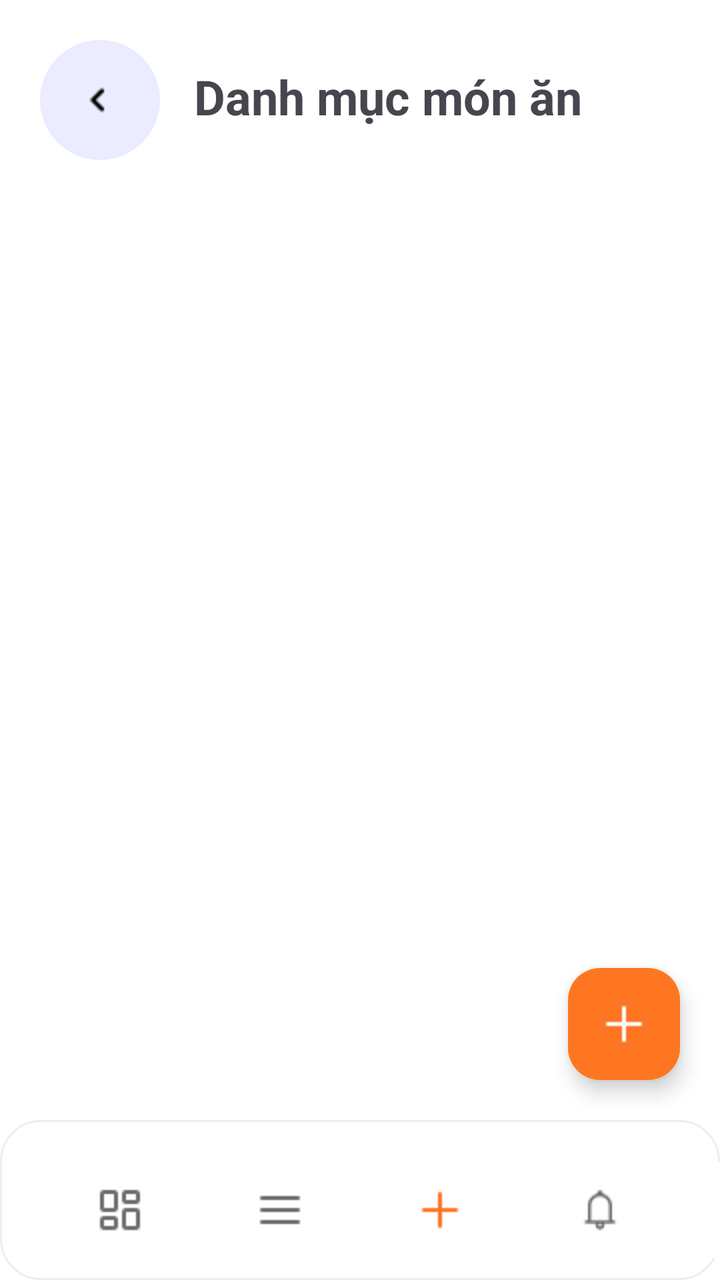
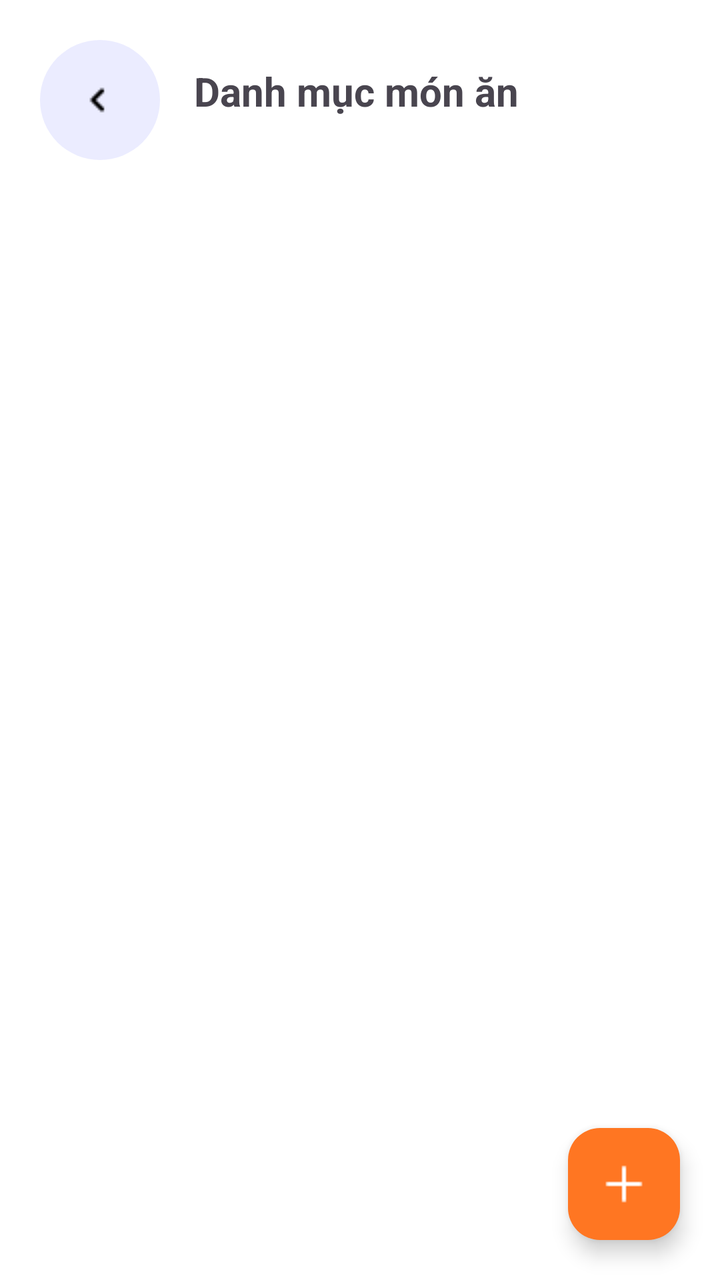

Two renders of the same Android screen: before a commit and after it. Below are the layout's source before the change and the commit's diff.
<!-- AndroidManifest.xml: application theme Theme.NHOM33 -->
<!-- res/layout/admin_all_category.xml -->
<?xml version="1.0" encoding="utf-8"?>
<androidx.drawerlayout.widget.DrawerLayout xmlns:android="http://schemas.android.com/apk/res/android"
    xmlns:app="http://schemas.android.com/apk/res-auto"
    xmlns:tools="http://schemas.android.com/tools"
    android:id="@+id/drawer_layout"
    android:layout_width="match_parent"
    android:layout_height="match_parent"
    tools:context=".controller.Admin_Dashboard">

    <androidx.constraintlayout.widget.ConstraintLayout
        android:id="@+id/main"
        android:layout_width="match_parent"
        android:layout_height="match_parent"
        android:background="@color/white">

        <LinearLayout
            android:id="@+id/layout_back"
            android:layout_width="match_parent"
            android:layout_height="wrap_content"
            app:layout_constraintEnd_toEndOf="parent"
            app:layout_constraintStart_toStartOf="parent"
            app:layout_constraintTop_toTopOf="parent">

            <ImageButton
                android:id="@+id/btn_back"
                android:layout_width="60dp"
                android:layout_height="60dp"
                android:layout_marginTop="20dp"
                android:layout_marginLeft="20dp"
                android:contentDescription="nút quay lại"
                android:background="@drawable/bg_button_back"
                android:src="@drawable/icons8_back_24" />

            <TextView
                android:layout_width="wrap_content"
                android:layout_height="wrap_content"
                android:layout_marginTop="32dp"
                android:layout_marginLeft="17dp"
                android:text="Danh mục món ăn"
                android:textSize="24dp"
                android:textStyle="bold"/>

        </LinearLayout>

        <androidx.core.widget.NestedScrollView
            android:id="@+id/nestedScrollView"
            android:layout_width="match_parent"
            android:layout_height="0dp"
            android:fillViewport="true"
            app:layout_constraintBottom_toTopOf="@+id/btn_bottom"
            app:layout_constraintTop_toBottomOf="@+id/layout_back">

            <androidx.recyclerview.widget.RecyclerView
                android:id="@+id/recyclerView"
                android:layout_width="match_parent"
                android:layout_height="wrap_content"
                android:paddingBottom="100dp"
                android:clipToPadding="false" />

        </androidx.core.widget.NestedScrollView>

        <com.google.android.material.floatingactionbutton.FloatingActionButton
            android:id="@+id/fab_add_category"
            android:layout_width="wrap_content"
            android:layout_height="wrap_content"
            android:layout_marginEnd="20dp"
            android:layout_marginBottom="20dp"
            app:srcCompat="@drawable/icons_add_24"
            app:backgroundTint="#ff7622"
            app:tint="@color/white"
            app:layout_constraintBottom_toTopOf="@+id/btn_bottom"
            app:layout_constraintEnd_toEndOf="parent"
            android:contentDescription="Thêm danh mục" />

        <LinearLayout
            android:id="@+id/btn_bottom"
            android:layout_width="match_parent"
            android:layout_height="80dp"
            android:background="@drawable/bg_rounded_linear"
            app:layout_constraintBottom_toBottomOf="parent"
            app:layout_constraintEnd_toEndOf="parent"
            app:layout_constraintStart_toStartOf="parent">

            <ImageButton
                android:id="@+id/btn_dashboard"
                android:layout_width="60dp"
                android:layout_height="60dp"
                android:layout_marginLeft="30dp"
                android:layout_marginTop="15dp"
                android:backgroundTint="@color/white"
                android:contentDescription="Trang chính"
                android:src="@drawable/icon_dashboard" />

            <ImageButton
                android:id="@+id/btn_menu"
                android:layout_width="60dp"
                android:layout_height="60dp"
                android:layout_marginLeft="20dp"
                android:layout_marginTop="15dp"
                android:backgroundTint="@color/white"
                android:contentDescription="Menu"
                android:src="@drawable/icon_menu_24" />

            <ImageButton
                android:id="@+id/btn_add"
                android:layout_width="60dp"
                android:layout_height="60dp"
                android:layout_marginLeft="20dp"
                android:layout_marginTop="15dp"
                android:backgroundTint="@color/white"
                android:contentDescription="Thêm mới"
                android:src="@drawable/icons_add_24" />

            <ImageButton
                android:id="@+id/btn_notification"
                android:layout_width="60dp"
                android:layout_height="60dp"
                android:layout_marginLeft="20dp"
                android:layout_marginTop="15dp"
                android:backgroundTint="@color/white"
                android:contentDescription="thông báo"
                android:src="@drawable/icons8_notification_24" />

            <ImageButton
                android:id="@+id/btn_personal"
                android:layout_width="60dp"
                android:layout_height="60dp"
                android:layout_marginLeft="20dp"
                android:layout_marginTop="15dp"
                android:backgroundTint="@color/white"
                android:contentDescription="Trang cá nhân"
                android:src="@drawable/icons8_person_24" />

        </LinearLayout>

    </androidx.constraintlayout.widget.ConstraintLayout>
</androidx.drawerlayout.widget.DrawerLayout>
<!-- resources referenced by this layout -->
<resources>
  <color name="white">#FFFFFFFF</color>
  <!-- drawable bg_button_back (drawable) -->
  <?xml version="1.0" encoding="utf-8"?>
  <shape xmlns:android="http://schemas.android.com/apk/res/android">
      <solid android:color="#ebecff" />
  
      <corners android:radius="30dp" />
  
  </shape>
  <!-- drawable bg_rounded_linear (drawable) -->
  <?xml version="1.0" encoding="utf-8"?>
  <shape xmlns:android="http://schemas.android.com/apk/res/android">
      <solid android:color="#FFFFFF" />
  
      <corners android:radius="20dp" />
  
      <stroke
          android:width="1dp"
          android:color="#EEEEEE" />
  </shape>
  <!-- drawable icon_dashboard: png bitmap (drawable, 193 bytes) -->
  <!-- drawable icon_menu_24: png bitmap (drawable, 120 bytes) -->
  <!-- drawable icons8_back_24: png bitmap (drawable, 164 bytes) -->
  <!-- drawable icons8_notification_24: png bitmap (drawable, 305 bytes) -->
  <!-- drawable icons8_person_24: png bitmap (drawable, 290 bytes) -->
  <!-- drawable icons_add_24: png bitmap (drawable, 158 bytes) -->
  <style name="Theme.NHOM33" parent="Base.Theme.NHOM33" />
  <style name="Base.Theme.NHOM33" parent="Theme.Material3.DayNight.NoActionBar">
          
          
      </style>
</resources>

<!-- the commit's change to res/layout/admin_all_category.xml (unified diff, before → after) -->
@@ -37,7 +37,7 @@
                 android:layout_marginTop="32dp"
                 android:layout_marginLeft="17dp"
                 android:text="Danh mục món ăn"
-                android:textSize="24dp"
+                android:textSize="20dp"
                 android:textStyle="bold"/>
 
         </LinearLayout>
@@ -47,14 +47,14 @@
             android:layout_width="match_parent"
             android:layout_height="0dp"
             android:fillViewport="true"
-            app:layout_constraintBottom_toTopOf="@+id/btn_bottom"
+            app:layout_constraintBottom_toBottomOf="parent"
             app:layout_constraintTop_toBottomOf="@+id/layout_back">
 
             <androidx.recyclerview.widget.RecyclerView
                 android:id="@+id/recyclerView"
                 android:layout_width="match_parent"
                 android:layout_height="wrap_content"
-                android:paddingBottom="100dp"
+                android:paddingBottom="20dp"
                 android:clipToPadding="false" />
 
         </androidx.core.widget.NestedScrollView>
@@ -68,70 +68,9 @@
             app:srcCompat="@drawable/icons_add_24"
             app:backgroundTint="#ff7622"
             app:tint="@color/white"
-            app:layout_constraintBottom_toTopOf="@+id/btn_bottom"
+            app:layout_constraintBottom_toBottomOf="parent"
             app:layout_constraintEnd_toEndOf="parent"
             android:contentDescription="Thêm danh mục" />
 
-        <LinearLayout
-            android:id="@+id/btn_bottom"
-            android:layout_width="match_parent"
-            android:layout_height="80dp"
-            android:background="@drawable/bg_rounded_linear"
-            app:layout_constraintBottom_toBottomOf="parent"
-            app:layout_constraintEnd_toEndOf="parent"
-            app:layout_constraintStart_toStartOf="parent">
-
-            <ImageButton
-                android:id="@+id/btn_dashboard"
-                android:layout_width="60dp"
-                android:layout_height="60dp"
-                android:layout_marginLeft="30dp"
-                android:layout_marginTop="15dp"
-                android:backgroundTint="@color/white"
-                android:contentDescription="Trang chính"
-                android:src="@drawable/icon_dashboard" />
-
-            <ImageButton
-                android:id="@+id/btn_menu"
-                android:layout_width="60dp"
-                android:layout_height="60dp"
-                android:layout_marginLeft="20dp"
-                android:layout_marginTop="15dp"
-                android:backgroundTint="@color/white"
-                android:contentDescription="Menu"
-                android:src="@drawable/icon_menu_24" />
-
-            <ImageButton
-                android:id="@+id/btn_add"
-                android:layout_width="60dp"
-                android:layout_height="60dp"
-                android:layout_marginLeft="20dp"
-                android:layout_marginTop="15dp"
-                android:backgroundTint="@color/white"
-                android:contentDescription="Thêm mới"
-                android:src="@drawable/icons_add_24" />
-
-            <ImageButton
-                android:id="@+id/btn_notification"
-                android:layout_width="60dp"
-                android:layout_height="60dp"
-                android:layout_marginLeft="20dp"
-                android:layout_marginTop="15dp"
-                android:backgroundTint="@color/white"
-                android:contentDescription="thông báo"
-                android:src="@drawable/icons8_notification_24" />
-
-            <ImageButton
-                android:id="@+id/btn_personal"
-                android:layout_width="60dp"
-                android:layout_height="60dp"
-                android:layout_marginLeft="20dp"
-                android:layout_marginTop="15dp"
-                android:backgroundTint="@color/white"
-                android:contentDescription="Trang cá nhân"
-                android:src="@drawable/icons8_person_24" />
-
-        </LinearLayout>
-
     </androidx.constraintlayout.widget.ConstraintLayout>
 </androidx.drawerlayout.widget.DrawerLayout>
<!-- resource entries referenced after the edit -->
@@ -9,22 +9,7 @@
       <corners android:radius="30dp" />
   
   </shape>
-  <!-- drawable bg_rounded_linear (drawable) -->
-  <?xml version="1.0" encoding="utf-8"?>
-  <shape xmlns:android="http://schemas.android.com/apk/res/android">
-      <solid android:color="#FFFFFF" />
-  
-      <corners android:radius="20dp" />
-  
-      <stroke
-          android:width="1dp"
-          android:color="#EEEEEE" />
-  </shape>
-  <!-- drawable icon_dashboard: png bitmap (drawable, 193 bytes) -->
-  <!-- drawable icon_menu_24: png bitmap (drawable, 120 bytes) -->
   <!-- drawable icons8_back_24: png bitmap (drawable, 164 bytes) -->
-  <!-- drawable icons8_notification_24: png bitmap (drawable, 305 bytes) -->
-  <!-- drawable icons8_person_24: png bitmap (drawable, 290 bytes) -->
   <!-- drawable icons_add_24: png bitmap (drawable, 158 bytes) -->
   <style name="Theme.NHOM33" parent="Base.Theme.NHOM33" />
   <style name="Base.Theme.NHOM33" parent="Theme.Material3.DayNight.NoActionBar">
